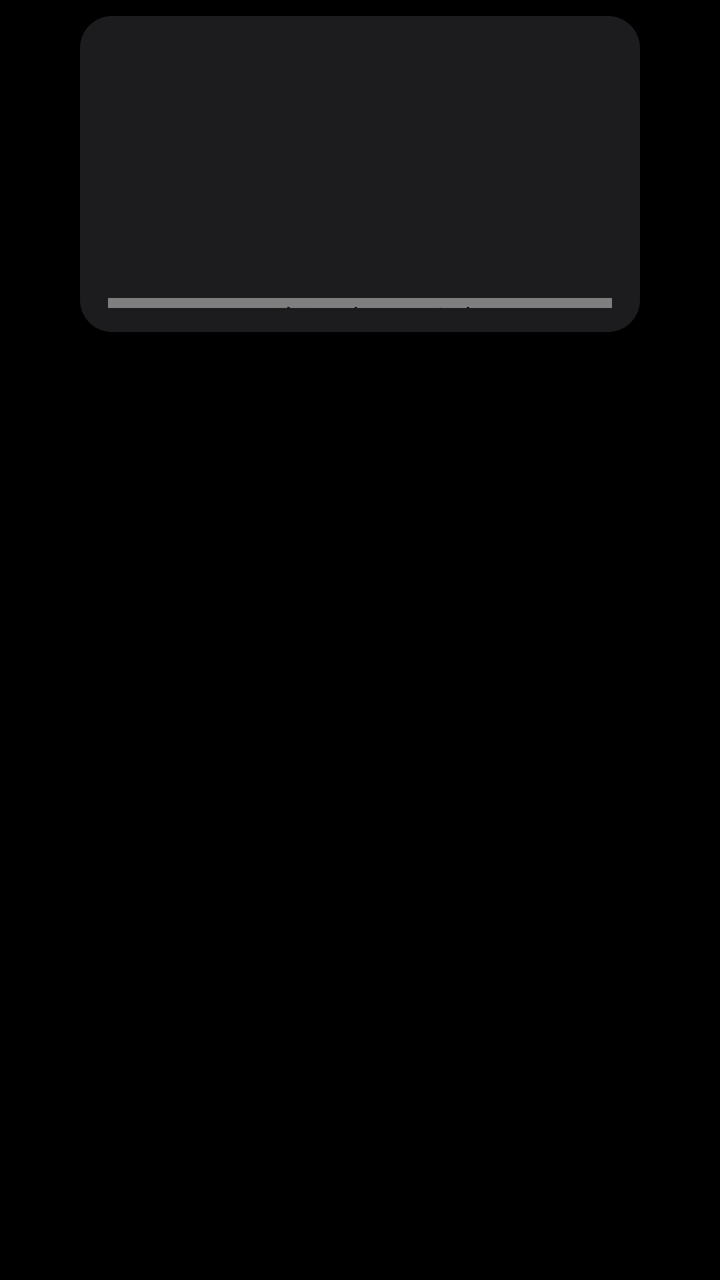
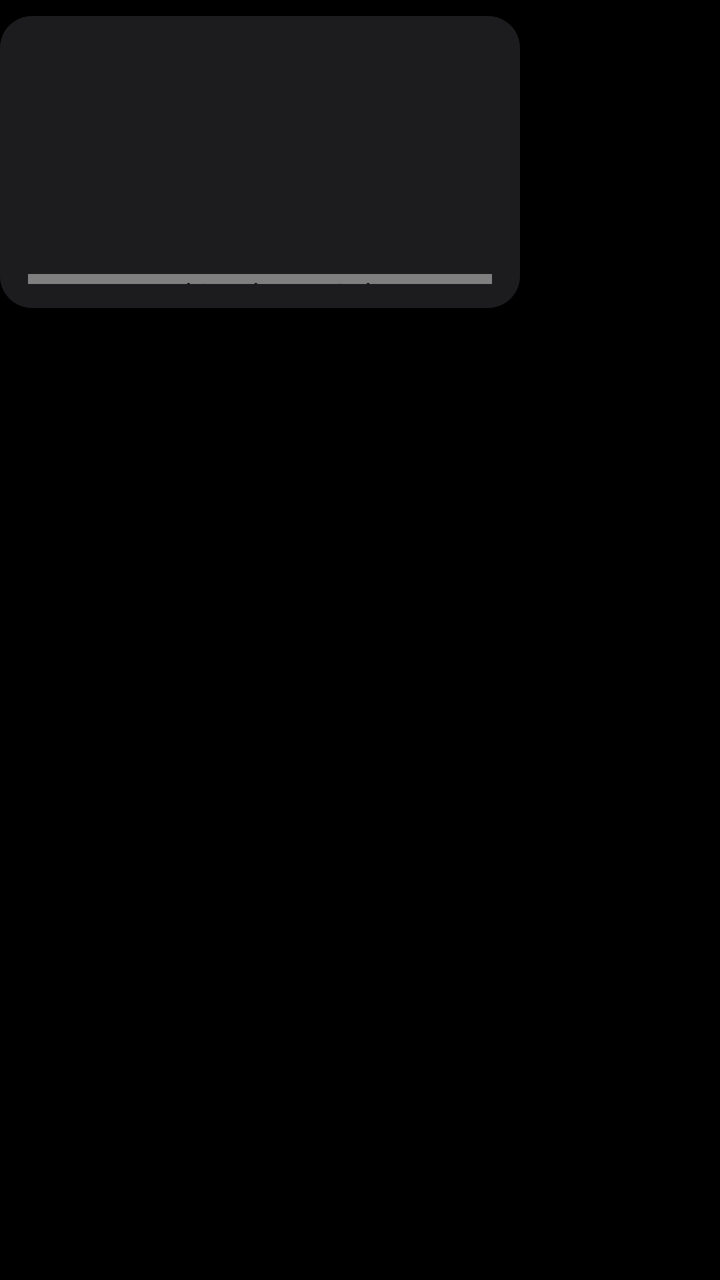

Compare the two renders of this Android layout. The source of the first and the diff that turns it into the second are given below.
<!-- AndroidManifest.xml: application theme Theme.TvHome -->
<!-- res/layout/item_continue.xml -->
<?xml version="1.0" encoding="utf-8"?>
<FrameLayout xmlns:android="http://schemas.android.com/apk/res/android"
    android:layout_width="match_parent"
    android:layout_height="wrap_content"
    android:paddingTop="8dp"
    android:paddingBottom="8dp"
    android:clipChildren="false"
    android:clipToPadding="false">

    <FrameLayout
        android:id="@+id/card"
        android:layout_width="280dp"
        android:layout_height="158dp"
        android:layout_gravity="center_horizontal|top"
        android:background="@drawable/tile_bg"
        android:focusable="true"
        android:clickable="true">

        <ImageView
            android:id="@+id/poster"
            android:layout_width="match_parent"
            android:layout_height="match_parent"
            android:scaleType="centerCrop"
            android:contentDescription="@null" />

        <View
            android:id="@+id/scrim"
            android:layout_width="match_parent"
            android:layout_height="64dp"
            android:layout_gravity="bottom" />

        <com.gathin.tvhome.ColorBar
            android:id="@+id/progress"
            android:layout_width="match_parent"
            android:layout_height="5dp"
            android:layout_gravity="bottom"
            android:layout_marginStart="14dp"
            android:layout_marginEnd="14dp"
            android:layout_marginBottom="12dp" />
    </FrameLayout>

    <TextView
        android:id="@+id/name"
        android:layout_width="280dp"
        android:layout_height="22dp"
        android:layout_gravity="center_horizontal|top"
        android:layout_marginTop="165dp"
        android:gravity="center"
        android:singleLine="true"
        android:ellipsize="end"
        android:alpha="0"
        android:translationY="-6dp"
        android:textColor="#F2FFFFFF"
        android:textSize="14sp"
        android:fontFamily="@font/outfit"
        android:fontVariationSettings="'wght' 500"
        android:letterSpacing="0.02" />
</FrameLayout>
<!-- resources referenced by this layout -->
<resources>
  <!-- drawable tile_bg (drawable) -->
  <?xml version="1.0" encoding="utf-8"?>
  <shape xmlns:android="http://schemas.android.com/apk/res/android" android:shape="rectangle">
      <solid android:color="#FF1C1C1E" />
      <corners android:radius="16dp" />
  </shape>
  <style name="Theme.TvHome" parent="android:Theme.Material.NoActionBar.Fullscreen">
          <item name="android:windowBackground">@android:color/black</item>
          <item name="android:colorBackground">@android:color/black</item>
          <item name="android:windowAnimationStyle">@null</item>
      </style>
</resources>

<!-- the commit's change to res/layout/item_continue.xml (unified diff, before → after) -->
@@ -1,6 +1,6 @@
 <?xml version="1.0" encoding="utf-8"?>
 <FrameLayout xmlns:android="http://schemas.android.com/apk/res/android"
-    android:layout_width="match_parent"
+    android:layout_width="wrap_content"
     android:layout_height="wrap_content"
     android:paddingTop="8dp"
     android:paddingBottom="8dp"
@@ -9,9 +9,9 @@
 
     <FrameLayout
         android:id="@+id/card"
-        android:layout_width="280dp"
-        android:layout_height="158dp"
-        android:layout_gravity="center_horizontal|top"
+        android:layout_width="260dp"
+        android:layout_height="146dp"
+        android:layout_gravity="start|top"
         android:background="@drawable/tile_bg"
         android:focusable="true"
         android:clickable="true">
@@ -26,7 +26,7 @@
         <View
             android:id="@+id/scrim"
             android:layout_width="match_parent"
-            android:layout_height="64dp"
+            android:layout_height="60dp"
             android:layout_gravity="bottom" />
 
         <com.gathin.tvhome.ColorBar
@@ -41,16 +41,16 @@
 
     <TextView
         android:id="@+id/name"
-        android:layout_width="280dp"
+        android:layout_width="260dp"
         android:layout_height="22dp"
-        android:layout_gravity="center_horizontal|top"
-        android:layout_marginTop="165dp"
-        android:gravity="center"
+        android:layout_gravity="start|top"
+        android:layout_marginTop="160dp"
+        android:gravity="start|center_vertical"
+        android:paddingStart="4dp"
         android:singleLine="true"
         android:ellipsize="end"
-        android:alpha="0"
-        android:translationY="-6dp"
-        android:textColor="#F2FFFFFF"
+        android:alpha="0.7"
+        android:textColor="#FFFFFFFF"
         android:textSize="14sp"
         android:fontFamily="@font/outfit"
         android:fontVariationSettings="'wght' 500"
